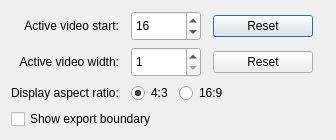
First picture: the form in src/ld-analyse/videoparametersdialog.ui, repository n00mkrad/tbc-tools, before the edit.
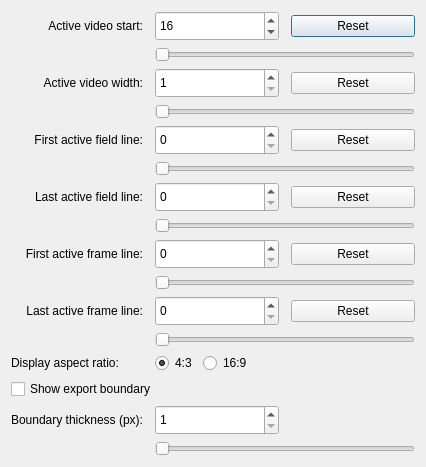
Second picture: the form after the edit.

Commit message: Add export boundary thickness control

The edit to the form file:
```diff
--- a/src/ld-analyse/videoparametersdialog.ui
+++ b/src/ld-analyse/videoparametersdialog.ui
@@ -6,8 +6,8 @@
    <rect>
     <x>0</x>
     <y>0</y>
-    <width>452</width>
-    <height>210</height>
+    <width>520</width>
+    <height>520</height>
    </rect>
   </property>
   <property name="windowTitle">
@@ -77,7 +77,26 @@
      </property>
     </widget>
    </item>
-   <item row="1" column="0">
+   <item row="1" column="1" colspan="2">
+    <widget class="QSlider" name="activeVideoStartHorizontalSlider">
+     <property name="minimumSize">
+      <size>
+       <width>260</width>
+       <height>0</height>
+      </size>
+     </property>
+     <property name="orientation">
+      <enum>Qt::Horizontal</enum>
+     </property>
+     <property name="singleStep">
+      <number>1</number>
+     </property>
+     <property name="pageStep">
+      <number>10</number>
+     </property>
+    </widget>
+   </item>
+   <item row="2" column="0">
     <widget class="QLabel" name="activeVideoWidthlLabel">
      <property name="text">
       <string>Active video width:</string>
@@ -87,7 +106,7 @@
      </property>
     </widget>
    </item>
-   <item row="1" column="1">
+   <item row="2" column="1">
     <widget class="QSpinBox" name="activeVideoWidthSpinBox">
      <property name="sizePolicy">
       <sizepolicy hsizetype="Preferred" vsizetype="Fixed">
@@ -121,7 +140,7 @@
      </property>
     </widget>
    </item>
-   <item row="1" column="2">
+   <item row="2" column="2">
     <widget class="QPushButton" name="activeVideoWidthResetButton">
      <property name="minimumSize">
       <size>
@@ -134,7 +153,258 @@
      </property>
     </widget>
    </item>
-   <item row="2" column="0">
+   <item row="3" column="1" colspan="2">
+    <widget class="QSlider" name="activeVideoWidthHorizontalSlider">
+     <property name="minimumSize">
+      <size>
+       <width>260</width>
+       <height>0</height>
+      </size>
+     </property>
+     <property name="orientation">
+      <enum>Qt::Horizontal</enum>
+     </property>
+     <property name="singleStep">
+      <number>1</number>
+     </property>
+     <property name="pageStep">
+      <number>10</number>
+     </property>
+    </widget>
+   </item>
+   <item row="4" column="0">
+    <widget class="QLabel" name="firstActiveFieldLineLabel">
+     <property name="text">
+      <string>First active field line:</string>
+     </property>
+     <property name="alignment">
+      <set>Qt::AlignRight|Qt::AlignTrailing|Qt::AlignVCenter</set>
+     </property>
+    </widget>
+   </item>
+   <item row="4" column="1">
+    <widget class="QSpinBox" name="firstActiveFieldLineSpinBox">
+     <property name="minimumSize">
+      <size>
+       <width>70</width>
+       <height>30</height>
+      </size>
+     </property>
+     <property name="singleStep">
+      <number>1</number>
+     </property>
+     <property name="displayIntegerBase">
+      <number>10</number>
+     </property>
+    </widget>
+   </item>
+   <item row="4" column="2">
+    <widget class="QPushButton" name="firstActiveFieldLineResetButton">
+     <property name="minimumSize">
+      <size>
+       <width>100</width>
+       <height>0</height>
+      </size>
+     </property>
+     <property name="text">
+      <string>Reset</string>
+     </property>
+    </widget>
+   </item>
+   <item row="5" column="1" colspan="2">
+    <widget class="QSlider" name="firstActiveFieldLineHorizontalSlider">
+     <property name="minimumSize">
+      <size>
+       <width>260</width>
+       <height>0</height>
+      </size>
+     </property>
+     <property name="orientation">
+      <enum>Qt::Horizontal</enum>
+     </property>
+     <property name="singleStep">
+      <number>1</number>
+     </property>
+     <property name="pageStep">
+      <number>10</number>
+     </property>
+    </widget>
+   </item>
+   <item row="6" column="0">
+    <widget class="QLabel" name="lastActiveFieldLineLabel">
+     <property name="text">
+      <string>Last active field line:</string>
+     </property>
+     <property name="alignment">
+      <set>Qt::AlignRight|Qt::AlignTrailing|Qt::AlignVCenter</set>
+     </property>
+    </widget>
+   </item>
+   <item row="6" column="1">
+    <widget class="QSpinBox" name="lastActiveFieldLineSpinBox">
+     <property name="minimumSize">
+      <size>
+       <width>70</width>
+       <height>30</height>
+      </size>
+     </property>
+     <property name="singleStep">
+      <number>1</number>
+     </property>
+     <property name="displayIntegerBase">
+      <number>10</number>
+     </property>
+    </widget>
+   </item>
+   <item row="6" column="2">
+    <widget class="QPushButton" name="lastActiveFieldLineResetButton">
+     <property name="minimumSize">
+      <size>
+       <width>100</width>
+       <height>0</height>
+      </size>
+     </property>
+     <property name="text">
+      <string>Reset</string>
+     </property>
+    </widget>
+   </item>
+   <item row="7" column="1" colspan="2">
+    <widget class="QSlider" name="lastActiveFieldLineHorizontalSlider">
+     <property name="minimumSize">
+      <size>
+       <width>260</width>
+       <height>0</height>
+      </size>
+     </property>
+     <property name="orientation">
+      <enum>Qt::Horizontal</enum>
+     </property>
+     <property name="singleStep">
+      <number>1</number>
+     </property>
+     <property name="pageStep">
+      <number>10</number>
+     </property>
+    </widget>
+   </item>
+   <item row="8" column="0">
+    <widget class="QLabel" name="firstActiveFrameLineLabel">
+     <property name="text">
+      <string>First active frame line:</string>
+     </property>
+     <property name="alignment">
+      <set>Qt::AlignRight|Qt::AlignTrailing|Qt::AlignVCenter</set>
+     </property>
+    </widget>
+   </item>
+   <item row="8" column="1">
+    <widget class="QSpinBox" name="firstActiveFrameLineSpinBox">
+     <property name="minimumSize">
+      <size>
+       <width>70</width>
+       <height>30</height>
+      </size>
+     </property>
+     <property name="singleStep">
+      <number>1</number>
+     </property>
+     <property name="displayIntegerBase">
+      <number>10</number>
+     </property>
+    </widget>
+   </item>
+   <item row="8" column="2">
+    <widget class="QPushButton" name="firstActiveFrameLineResetButton">
+     <property name="minimumSize">
+      <size>
+       <width>100</width>
+       <height>0</height>
+      </size>
+     </property>
+     <property name="text">
+      <string>Reset</string>
+     </property>
+    </widget>
+   </item>
+   <item row="9" column="1" colspan="2">
+    <widget class="QSlider" name="firstActiveFrameLineHorizontalSlider">
+     <property name="minimumSize">
+      <size>
+       <width>260</width>
+       <height>0</height>
+      </size>
+     </property>
+     <property name="orientation">
+      <enum>Qt::Horizontal</enum>
+     </property>
+     <property name="singleStep">
+      <number>1</number>
+     </property>
+     <property name="pageStep">
+      <number>10</number>
+     </property>
+    </widget>
+   </item>
+   <item row="10" column="0">
+    <widget class="QLabel" name="lastActiveFrameLineLabel">
+     <property name="text">
+      <string>Last active frame line:</string>
+     </property>
+     <property name="alignment">
+      <set>Qt::AlignRight|Qt::AlignTrailing|Qt::AlignVCenter</set>
+     </property>
+    </widget>
+   </item>
+   <item row="10" column="1">
+    <widget class="QSpinBox" name="lastActiveFrameLineSpinBox">
+     <property name="minimumSize">
+      <size>
+       <width>70</width>
+       <height>30</height>
+      </size>
+     </property>
+     <property name="singleStep">
+      <number>1</number>
+     </property>
+     <property name="displayIntegerBase">
+      <number>10</number>
+     </property>
+    </widget>
+   </item>
+   <item row="10" column="2">
+    <widget class="QPushButton" name="lastActiveFrameLineResetButton">
+     <property name="minimumSize">
+      <size>
+       <width>100</width>
+       <height>0</height>
+      </size>
+     </property>
+     <property name="text">
+      <string>Reset</string>
+     </property>
+    </widget>
+   </item>
+   <item row="11" column="1" colspan="2">
+    <widget class="QSlider" name="lastActiveFrameLineHorizontalSlider">
+     <property name="minimumSize">
+      <size>
+       <width>260</width>
+       <height>0</height>
+      </size>
+     </property>
+     <property name="orientation">
+      <enum>Qt::Horizontal</enum>
+     </property>
+     <property name="singleStep">
+      <number>1</number>
+     </property>
+     <property name="pageStep">
+      <number>10</number>
+     </property>
+    </widget>
+   </item>
+   <item row="12" column="0">
     <widget class="QLabel" name="aspectRatioLabel">
      <property name="text">
       <string>Display aspect ratio:</string>
@@ -144,7 +414,7 @@
      </property>
     </widget>
    </item>
-   <item row="2" column="1" colspan="3">
+   <item row="12" column="1" colspan="2">
     <widget class="QWidget" name="aspectRatioWidget" native="true">
      <layout class="QHBoxLayout" name="horizontalLayout">
       <property name="leftMargin">
@@ -198,13 +468,70 @@
      </layout>
     </widget>
    </item>
-  <item row="3" column="0" colspan="4">
-   <widget class="QCheckBox" name="exportBoundaryCheckBox">
-    <property name="text">
-     <string>Show export boundary</string>
-    </property>
-   </widget>
-  </item>
+   <item row="13" column="0" colspan="3">
+    <widget class="QCheckBox" name="exportBoundaryCheckBox">
+     <property name="text">
+      <string>Show export boundary</string>
+     </property>
+    </widget>
+   </item>
+   <item row="14" column="0">
+    <widget class="QLabel" name="exportBoundaryThicknessLabel">
+     <property name="text">
+      <string>Boundary thickness (px):</string>
+     </property>
+     <property name="alignment">
+      <set>Qt::AlignRight|Qt::AlignTrailing|Qt::AlignVCenter</set>
+     </property>
+    </widget>
+   </item>
+   <item row="14" column="1">
+    <widget class="QSpinBox" name="exportBoundaryThicknessSpinBox">
+     <property name="minimumSize">
+      <size>
+       <width>70</width>
+       <height>30</height>
+      </size>
+     </property>
+     <property name="minimum">
+      <number>1</number>
+     </property>
+     <property name="maximum">
+      <number>8</number>
+     </property>
+     <property name="singleStep">
+      <number>1</number>
+     </property>
+     <property name="displayIntegerBase">
+      <number>10</number>
+     </property>
+    </widget>
+   </item>
+   <item row="15" column="1" colspan="2">
+    <widget class="QSlider" name="exportBoundaryThicknessHorizontalSlider">
+     <property name="minimumSize">
+      <size>
+       <width>260</width>
+       <height>0</height>
+      </size>
+     </property>
+     <property name="orientation">
+      <enum>Qt::Horizontal</enum>
+     </property>
+     <property name="minimum">
+      <number>1</number>
+     </property>
+     <property name="maximum">
+      <number>8</number>
+     </property>
+     <property name="singleStep">
+      <number>1</number>
+     </property>
+     <property name="pageStep">
+      <number>1</number>
+     </property>
+    </widget>
+   </item>
   </layout>
  </widget>
  <resources/>
```
The commit also changes 8 other files.
